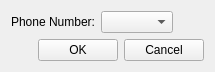
Qt form src/view/ChoosePhoneNumber.ui (the-butterfly-effect/tbe) before a commit.
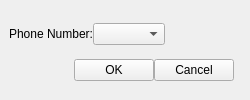
The same form after that commit. Icons and pictures are not drawn. Custom widgets are drawn as their Qt base class.

Commit message: improve looks of ChoosePhoneNumber dialog

The edit to the form file:
```diff
--- a/src/view/ChoosePhoneNumber.ui
+++ b/src/view/ChoosePhoneNumber.ui
@@ -6,28 +6,74 @@
    <rect>
     <x>0</x>
     <y>0</y>
-    <width>215</width>
-    <height>69</height>
+    <width>250</width>
+    <height>100</height>
    </rect>
   </property>
   <property name="windowTitle">
    <string>Form</string>
   </property>
   <property name="autoFillBackground">
-   <bool>true</bool>
+   <bool>false</bool>
+  </property>
+  <layout class="QVBoxLayout" name="verticalLayout7">
+   <property name="leftMargin">
+    <number>0</number>
+   </property>
+   <property name="topMargin">
+    <number>0</number>
+   </property>
+   <property name="rightMargin">
+    <number>0</number>
+   </property>
+   <property name="bottomMargin">
+    <number>0</number>
+   </property>
+   <item>
+    <widget class="QFrame" name="frame">
+     <property name="styleSheet">
+      <string notr="true">background: url(:/ChoosePhoneNumber.png);</string>
+     </property>
+     <property name="frameShape">
+      <enum>QFrame::NoFrame</enum>
+     </property>
+     <property name="frameShadow">
+      <enum>QFrame::Raised</enum>
+     </property>
+     <property name="lineWidth">
+      <number>0</number>
   </property>
   <layout class="QVBoxLayout" name="verticalLayout">
+      <property name="spacing">
+       <number>0</number>
+      </property>
+      <property name="topMargin">
+       <number>9</number>
+      </property>
+      <property name="rightMargin">
+       <number>16</number>
+      </property>
+      <property name="bottomMargin">
+       <number>3</number>
+      </property>
    <item>
     <layout class="QHBoxLayout" name="horizontalLayout">
      <item>
       <widget class="QLabel" name="label">
+          <property name="styleSheet">
+           <string notr="true">background: none;</string>
+          </property>
        <property name="text">
         <string>Phone Number:</string>
        </property>
       </widget>
      </item>
      <item>
-      <widget class="QComboBox" name="comboBox"/>
+         <widget class="QComboBox" name="comboBox">
+          <property name="styleSheet">
+           <string notr="true">background: none;</string>
+          </property>
+         </widget>
      </item>
      <item>
       <spacer name="horizontalSpacer">
@@ -89,6 +135,9 @@
       </widget>
      </item>
     </layout>
+      </item>
+     </layout>
+    </widget>
    </item>
   </layout>
  </widget>
```
Lines whose indentation alone changed are shown as unchanged. The commit also changes 3 other files.
